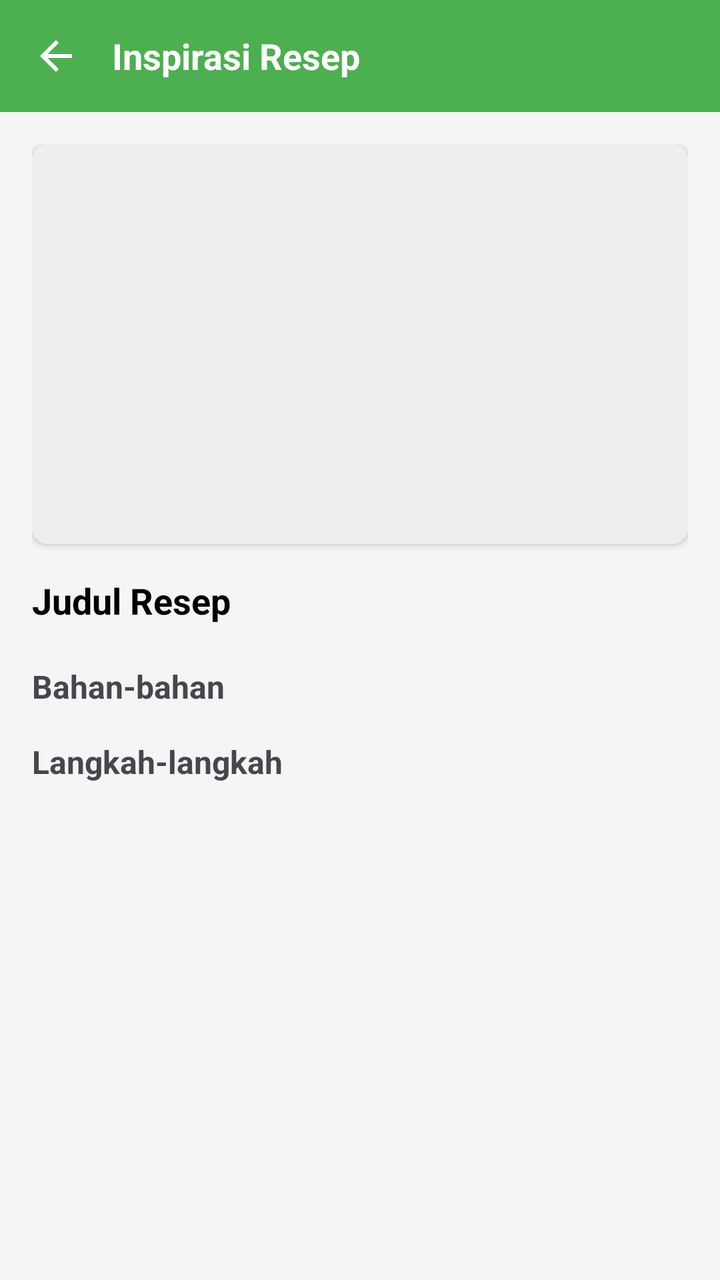
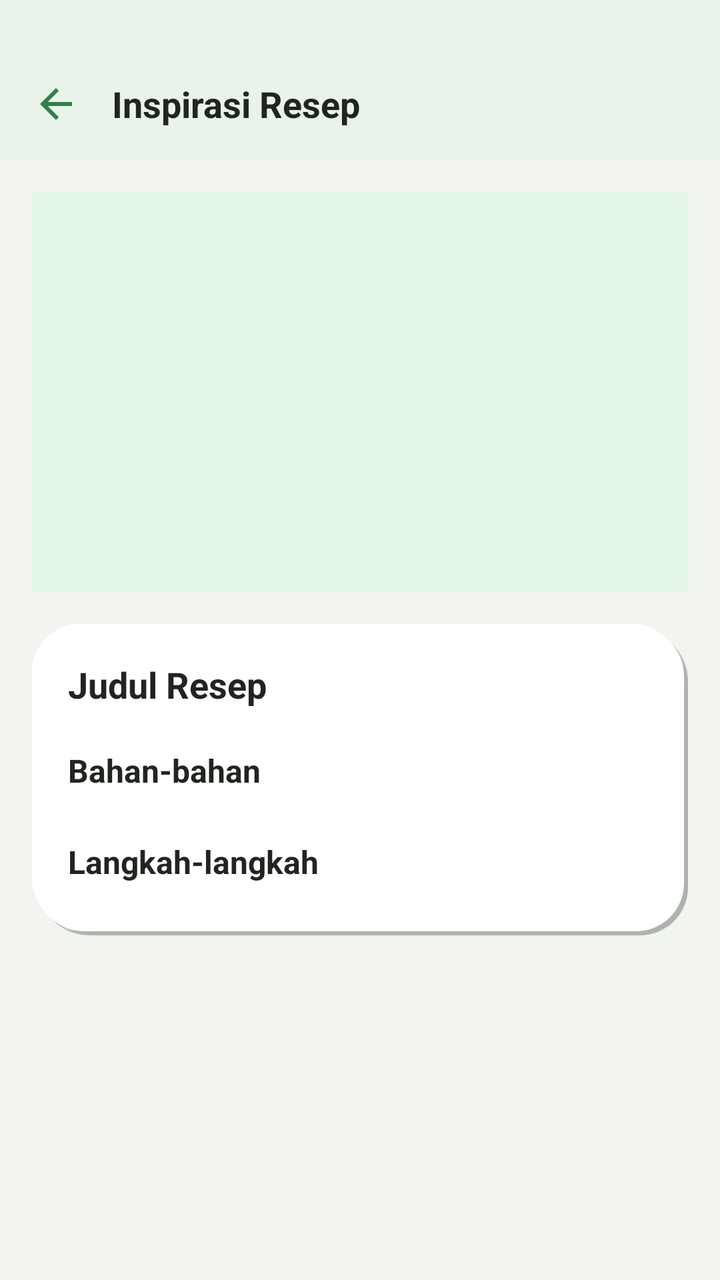

The first picture is an Android layout as it rendered before a commit; the second is the same layout after the commit. The layout source and the unified diff follow.
<!-- AndroidManifest.xml: application theme Theme.Pasarprojectbootcamp -->
<!-- res/layout/fragment_recipe.xml -->
<?xml version="1.0" encoding="utf-8"?>
<LinearLayout xmlns:android="http://schemas.android.com/apk/res/android"
    xmlns:app="http://schemas.android.com/apk/res-auto"
    android:id="@+id/recipeContainer"
    android:layout_width="match_parent"
    android:layout_height="match_parent"
    android:background="#F5F5F5"
    android:orientation="vertical">

    
    <LinearLayout
        android:layout_width="match_parent"
        android:layout_height="56dp"
        android:background="@color/green_primary"
        android:gravity="center_vertical"
        android:paddingHorizontal="16dp">

        <ImageView
            android:id="@+id/btnBack"
            android:layout_width="24dp"
            android:layout_height="24dp"
            android:src="@drawable/ic_arrow_back"
            android:tint="@android:color/white" />

        <TextView
            android:id="@+id/tvHeader"
            android:layout_width="0dp"
            android:layout_height="wrap_content"
            android:layout_marginStart="16dp"
            android:layout_weight="1"
            android:text="Inspirasi Resep"
            android:textColor="@android:color/white"
            android:textSize="18sp"
            android:textStyle="bold" />
    </LinearLayout>

    
    <ScrollView
        android:layout_width="match_parent"
        android:layout_height="0dp"
        android:layout_weight="1">

        <LinearLayout
            android:layout_width="match_parent"
            android:layout_height="wrap_content"
            android:orientation="vertical"
            android:padding="16dp">

            
            <androidx.cardview.widget.CardView
                android:layout_width="match_parent"
                android:layout_height="200dp"
                android:layout_marginBottom="16dp"
                app:cardCornerRadius="8dp"
                app:cardElevation="2dp">

                <ImageView
                    android:id="@+id/ivRecipeInspiration"
                    android:layout_width="match_parent"
                    android:layout_height="match_parent"
                    android:scaleType="centerCrop"
                    android:background="@color/gray_200" />
            </androidx.cardview.widget.CardView>

            
            <TextView
                android:id="@+id/tvJudul"
                android:layout_width="match_parent"
                android:layout_height="wrap_content"
                android:text="Judul Resep"
                android:textColor="@color/black"
                android:textSize="18sp"
                android:textStyle="bold"
                android:layout_marginBottom="8dp" />

            
            <TextView
                android:layout_width="match_parent"
                android:layout_height="wrap_content"
                android:text="Bahan-bahan"
                android:textStyle="bold"
                android:textSize="16sp"
                android:layout_marginTop="12dp"/>

            <androidx.recyclerview.widget.RecyclerView
                android:id="@+id/rvIngredients"
                android:layout_width="match_parent"
                android:layout_height="wrap_content"
                android:nestedScrollingEnabled="false" />

            
            <TextView
                android:layout_width="match_parent"
                android:layout_height="wrap_content"
                android:text="Langkah-langkah"
                android:textStyle="bold"
                android:textSize="16sp"
                android:layout_marginTop="16dp" />

            <androidx.recyclerview.widget.RecyclerView
                android:id="@+id/rvSteps"
                android:layout_width="match_parent"
                android:layout_height="wrap_content"
                android:nestedScrollingEnabled="false" />

        </LinearLayout>
    </ScrollView>
</LinearLayout>
<!-- resources referenced by this layout -->
<resources>
  <color name="black">#FF000000</color>
  <color name="gray_200">#EEEEEE</color>
  <color name="green_primary">#4CAF50</color>
  <!-- drawable ic_arrow_back (drawable) -->
  <vector xmlns:android="http://schemas.android.com/apk/res/android"
      android:width="24dp"
      android:height="24dp"
      android:viewportWidth="24"
      android:viewportHeight="24">
      <path
          android:fillColor="#FF000000"
          android:pathData="M20,11H7.83l5.59,-5.59L12,4l-8,8 8,8 1.41,-1.41L7.83,13H20v-2z"/>
  </vector>
  <style name="Theme.Pasarprojectbootcamp" parent="Base.Theme.Pasarprojectbootcamp" />
  <style name="Base.Theme.Pasarprojectbootcamp" parent="Theme.Material3.DayNight.NoActionBar">
          
           <item name="colorPrimary">@color/green</item>
          <item name="colorPrimaryVariant">@color/green</item>
          <item name="android:statusBarColor">@color/green</item>
      </style>
  <color name="green">#0A6C28</color>
</resources>

<!-- the commit's change to res/layout/fragment_recipe.xml (unified diff, before → after) -->
@@ -4,14 +4,20 @@
     android:id="@+id/recipeContainer"
     android:layout_width="match_parent"
     android:layout_height="match_parent"
-    android:background="#F5F5F5"
+    android:background="@color/clay_background"
     android:orientation="vertical">
+
+    
+    <View
+        android:layout_width="match_parent"
+        android:layout_height="24dp"
+        android:background="@color/clay_header" />
 
     
     <LinearLayout
         android:layout_width="match_parent"
         android:layout_height="56dp"
-        android:background="@color/green_primary"
+        android:background="@color/clay_header"
         android:gravity="center_vertical"
         android:paddingHorizontal="16dp">
 
@@ -20,7 +26,7 @@
             android:layout_width="24dp"
             android:layout_height="24dp"
             android:src="@drawable/ic_arrow_back"
-            android:tint="@android:color/white" />
+            android:tint="@color/clay_green_700" />
 
         <TextView
             android:id="@+id/tvHeader"
@@ -29,7 +35,7 @@
             android:layout_marginStart="16dp"
             android:layout_weight="1"
             android:text="Inspirasi Resep"
-            android:textColor="@android:color/white"
+            android:textColor="@color/clay_text_primary"
             android:textSize="18sp"
             android:textStyle="bold" />
     </LinearLayout>
@@ -47,61 +53,65 @@
             android:padding="16dp">
 
             
-            <androidx.cardview.widget.CardView
+            <ImageView
+                android:id="@+id/ivRecipeInspiration"
                 android:layout_width="match_parent"
                 android:layout_height="200dp"
                 android:layout_marginBottom="16dp"
-                app:cardCornerRadius="8dp"
-                app:cardElevation="2dp">
-
-                <ImageView
-                    android:id="@+id/ivRecipeInspiration"
-                    android:layout_width="match_parent"
-                    android:layout_height="match_parent"
-                    android:scaleType="centerCrop"
-                    android:background="@color/gray_200" />
-            </androidx.cardview.widget.CardView>
+                android:background="@color/clay_green_100"
+                android:scaleType="centerCrop" />
 
             
-            <TextView
-                android:id="@+id/tvJudul"
+            <LinearLayout
                 android:layout_width="match_parent"
                 android:layout_height="wrap_content"
-                android:text="Judul Resep"
-                android:textColor="@color/black"
-                android:textSize="18sp"
-                android:textStyle="bold"
-                android:layout_marginBottom="8dp" />
+                android:background="@drawable/clay_card_default"
+                android:orientation="vertical"
+                android:padding="18dp">
 
-            
-            <TextView
-                android:layout_width="match_parent"
-                android:layout_height="wrap_content"
-                android:text="Bahan-bahan"
-                android:textStyle="bold"
-                android:textSize="16sp"
-                android:layout_marginTop="12dp"/>
+                <TextView
+                    android:id="@+id/tvJudul"
+                    android:layout_width="match_parent"
+                    android:layout_height="wrap_content"
+                    android:layout_marginBottom="8dp"
+                    android:text="Judul Resep"
+                    android:textColor="@color/clay_text_primary"
+                    android:textSize="18sp"
+                    android:textStyle="bold" />
 
-            <androidx.recyclerview.widget.RecyclerView
-                android:id="@+id/rvIngredients"
-                android:layout_width="match_parent"
-                android:layout_height="wrap_content"
-                android:nestedScrollingEnabled="false" />
+                <TextView
+                    android:layout_width="match_parent"
+                    android:layout_height="wrap_content"
+                    android:layout_marginTop="12dp"
+                    android:text="Bahan-bahan"
+                    android:textColor="@color/clay_text_primary"
+                    android:textSize="16sp"
+                    android:textStyle="bold" />
 
-            
-            <TextView
-                android:layout_width="match_parent"
-                android:layout_height="wrap_content"
-                android:text="Langkah-langkah"
-                android:textStyle="bold"
-                android:textSize="16sp"
-                android:layout_marginTop="16dp" />
+                <androidx.recyclerview.widget.RecyclerView
+                    android:id="@+id/rvIngredients"
+                    android:layout_width="match_parent"
+                    android:layout_height="wrap_content"
+                    android:layout_marginTop="8dp"
+                    android:nestedScrollingEnabled="false" />
 
-            <androidx.recyclerview.widget.RecyclerView
-                android:id="@+id/rvSteps"
-                android:layout_width="match_parent"
-                android:layout_height="wrap_content"
-                android:nestedScrollingEnabled="false" />
+                <TextView
+                    android:layout_width="match_parent"
+                    android:layout_height="wrap_content"
+                    android:layout_marginTop="16dp"
+                    android:text="Langkah-langkah"
+                    android:textColor="@color/clay_text_primary"
+                    android:textSize="16sp"
+                    android:textStyle="bold" />
+
+                <androidx.recyclerview.widget.RecyclerView
+                    android:id="@+id/rvSteps"
+                    android:layout_width="match_parent"
+                    android:layout_height="wrap_content"
+                    android:layout_marginTop="8dp"
+                    android:nestedScrollingEnabled="false" />
+
+            </LinearLayout>
 
         </LinearLayout>
     </ScrollView>
<!-- resource entries referenced after the edit -->
@@ -1,8 +1,51 @@
 <!-- resources referenced by this layout -->
 <resources>
-  <color name="black">#FF000000</color>
-  <color name="gray_200">#EEEEEE</color>
-  <color name="green_primary">#4CAF50</color>
+  <color name="clay_background">#F1F4EF</color>
+  <color name="clay_green_100">#E3F5E6</color>
+  <color name="clay_green_700">#2F8049</color>
+  <color name="clay_header">#EAF3EA</color>
+  <color name="clay_text_primary">#20261F</color>
+  <!-- drawable clay_card_default (drawable) -->
+  <?xml version="1.0" encoding="utf-8"?>
+  <layer-list xmlns:android="http://schemas.android.com/apk/res/android">
+      
+      <item
+          android:top="6dp"
+          android:left="6dp">
+          <shape android:shape="rectangle">
+              <solid android:color="@color/clay_shadow_dark_soft" />
+              <corners android:radius="24dp" />
+          </shape>
+      </item>
+      <item
+          android:top="4dp"
+          android:left="4dp">
+          <shape android:shape="rectangle">
+              <solid android:color="@color/clay_shadow_dark" />
+              <corners android:radius="24dp" />
+          </shape>
+      </item>
+      
+      <item
+          android:bottom="4dp"
+          android:right="4dp">
+          <shape android:shape="rectangle">
+              <solid android:color="@color/clay_shadow_light" />
+              <corners android:radius="24dp" />
+          </shape>
+      </item>
+      
+      <item
+          android:top="2dp"
+          android:left="2dp"
+          android:right="2dp"
+          android:bottom="2dp">
+          <shape android:shape="rectangle">
+              <solid android:color="@color/clay_surface" />
+              <corners android:radius="24dp" />
+          </shape>
+      </item>
+  </layer-list>
   <!-- drawable ic_arrow_back (drawable) -->
   <vector xmlns:android="http://schemas.android.com/apk/res/android"
       android:width="24dp"
@@ -14,12 +57,20 @@
           android:pathData="M20,11H7.83l5.59,-5.59L12,4l-8,8 8,8 1.41,-1.41L7.83,13H20v-2z"/>
   </vector>
   <style name="Theme.Pasarprojectbootcamp" parent="Base.Theme.Pasarprojectbootcamp" />
+  <color name="clay_shadow_dark_soft">#1F2B3B2F</color>
+  <color name="clay_shadow_dark">#402B3B2F</color>
+  <color name="clay_shadow_light">#FFFFFFFF</color>
+  <color name="clay_surface">#FFFFFF</color>
   <style name="Base.Theme.Pasarprojectbootcamp" parent="Theme.Material3.DayNight.NoActionBar">
           
-           <item name="colorPrimary">@color/green</item>
-          <item name="colorPrimaryVariant">@color/green</item>
-          <item name="android:statusBarColor">@color/green</item>
+          <item name="colorPrimary">@color/clay_green_500</item>
+          <item name="colorPrimaryVariant">@color/clay_green_700</item>
+          <item name="colorSecondary">@color/clay_green_300</item>
+          <item name="android:statusBarColor">@color/clay_green_500</item>
+          <item name="android:windowBackground">@color/clay_background</item>
+          <item name="android:navigationBarColor">@color/clay_background</item>
       </style>
-  <color name="green">#0A6C28</color>
+  <color name="clay_green_500">#4FB868</color>
+  <color name="clay_green_300">#A8DDB5</color>
 </resources>
 
